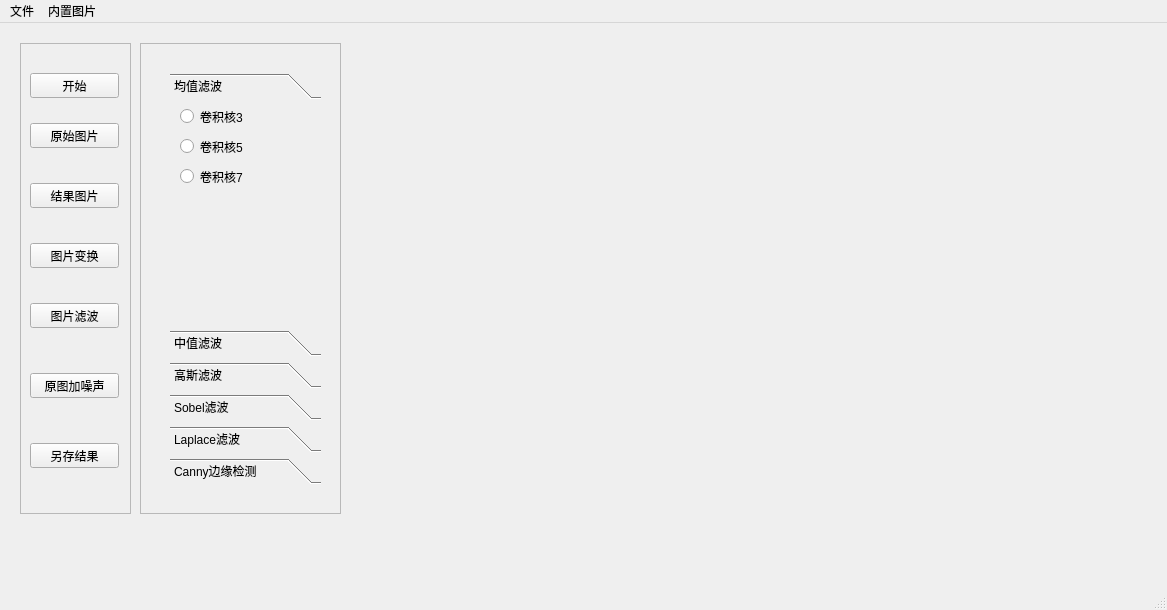
Old version of the form mainwindow.ui in the repository beihuacao/ImageProcessor.
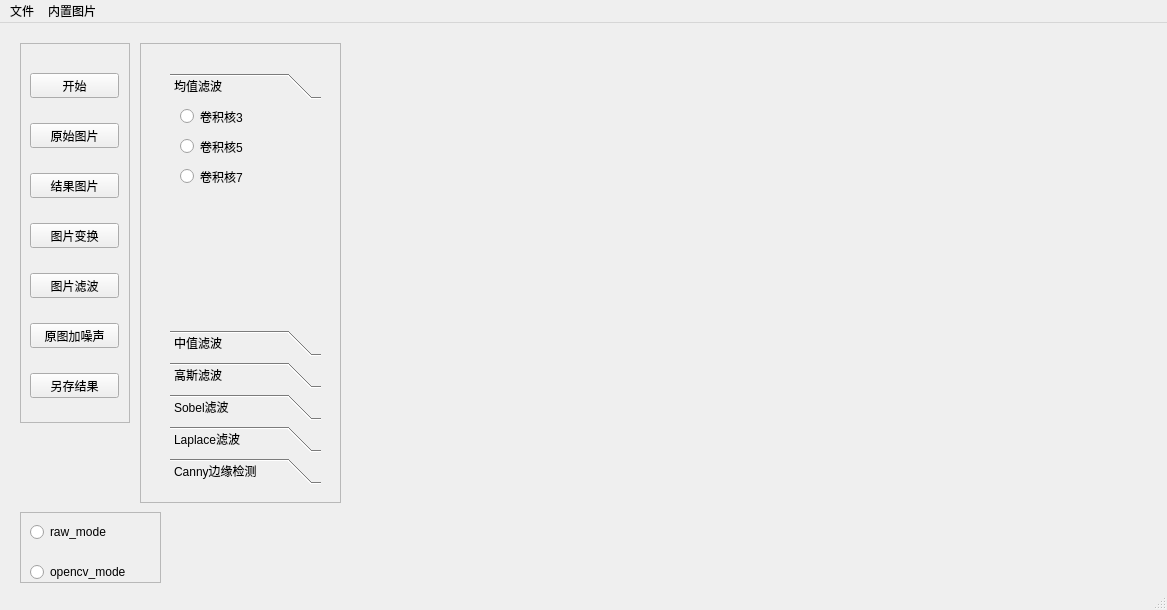
New version of the form. The open tabs and pages were chosen to show the change. Icons and pictures are not drawn.

Commit message: 加入了使用opencv处理图像的文件opencvImageProcessor.*，同时ui界面增加了模式选择opencv_mode

Patch:
```diff
--- a/mainwindow.ui
+++ b/mainwindow.ui
@@ -19,8 +19,8 @@
      <rect>
       <x>20</x>
       <y>20</y>
-      <width>111</width>
-      <height>471</height>
+      <width>110</width>
+      <height>380</height>
      </rect>
     </property>
     <property name="frameShape">
@@ -59,7 +59,7 @@
      <property name="geometry">
       <rect>
        <x>10</x>
-       <y>140</y>
+       <y>130</y>
        <width>89</width>
        <height>25</height>
       </rect>
@@ -72,7 +72,7 @@
      <property name="geometry">
       <rect>
        <x>10</x>
-       <y>200</y>
+       <y>180</y>
        <width>89</width>
        <height>25</height>
       </rect>
@@ -85,7 +85,7 @@
      <property name="geometry">
       <rect>
        <x>10</x>
-       <y>260</y>
+       <y>230</y>
        <width>89</width>
        <height>25</height>
       </rect>
@@ -98,7 +98,7 @@
      <property name="geometry">
       <rect>
        <x>10</x>
-       <y>330</y>
+       <y>280</y>
        <width>89</width>
        <height>25</height>
       </rect>
@@ -111,7 +111,7 @@
      <property name="geometry">
       <rect>
        <x>10</x>
-       <y>400</y>
+       <y>330</y>
        <width>89</width>
        <height>25</height>
       </rect>
@@ -127,7 +127,7 @@
       <x>140</x>
       <y>20</y>
       <width>201</width>
-      <height>471</height>
+      <height>460</height>
      </rect>
     </property>
     <property name="frameShape">
@@ -836,6 +836,48 @@
      </widget>
     </widget>
    </widget>
+   <widget class="QFrame" name="processMode">
+    <property name="geometry">
+     <rect>
+      <x>20</x>
+      <y>489</y>
+      <width>141</width>
+      <height>71</height>
+     </rect>
+    </property>
+    <property name="frameShape">
+     <enum>QFrame::Shape::StyledPanel</enum>
+    </property>
+    <property name="frameShadow">
+     <enum>QFrame::Shadow::Raised</enum>
+    </property>
+    <widget class="QRadioButton" name="raw_mode">
+     <property name="geometry">
+      <rect>
+       <x>10</x>
+       <y>10</y>
+       <width>100</width>
+       <height>20</height>
+      </rect>
+     </property>
+     <property name="text">
+      <string>raw_mode</string>
+     </property>
+    </widget>
+    <widget class="QRadioButton" name="opencv_mode">
+     <property name="geometry">
+      <rect>
+       <x>10</x>
+       <y>50</y>
+       <width>120</width>
+       <height>20</height>
+      </rect>
+     </property>
+     <property name="text">
+      <string>opencv_mode</string>
+     </property>
+    </widget>
+   </widget>
   </widget>
   <widget class="QMenuBar" name="menubar">
    <property name="geometry">
```
Left out of the diff: 20 changed lines with no effect on the pictures. The commit also changes 7 other files.
